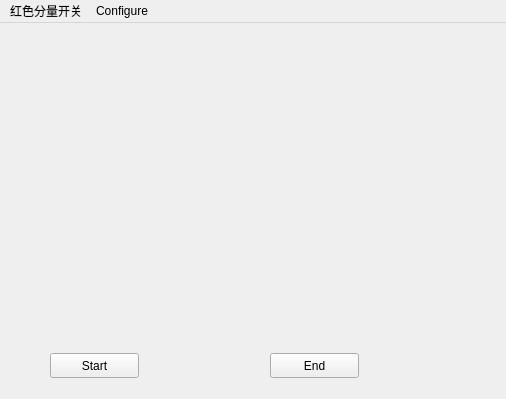
Before: the Qt Designer form qt/Player/mainwindow.ui in OlinSa/utils, drawn with Qt 5.
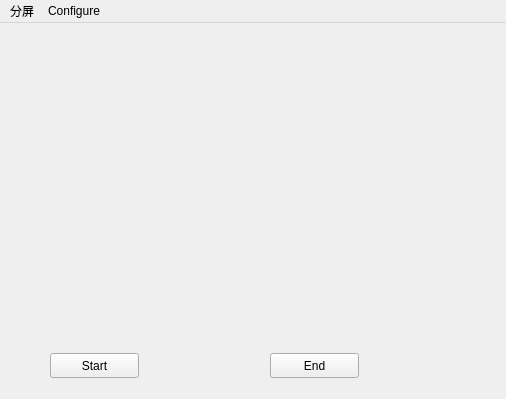
After: the same form once the commit is applied.

Commit message: [qt] split screen into color

```diff
--- a/qt/Player/mainwindow.ui
+++ b/qt/Player/mainwindow.ui
@@ -70,7 +70,7 @@
    </property>
    <widget class="QMenu" name="menu">
     <property name="title">
-     <string>红色分量开关</string>
+     <string>分屏</string>
     </property>
     <addaction name="Open_red"/>
     <addaction name="Close_Red"/>
```
Left out of the diff: 29 changed lines with no effect on the pictures. The commit also changes 4 other files.
